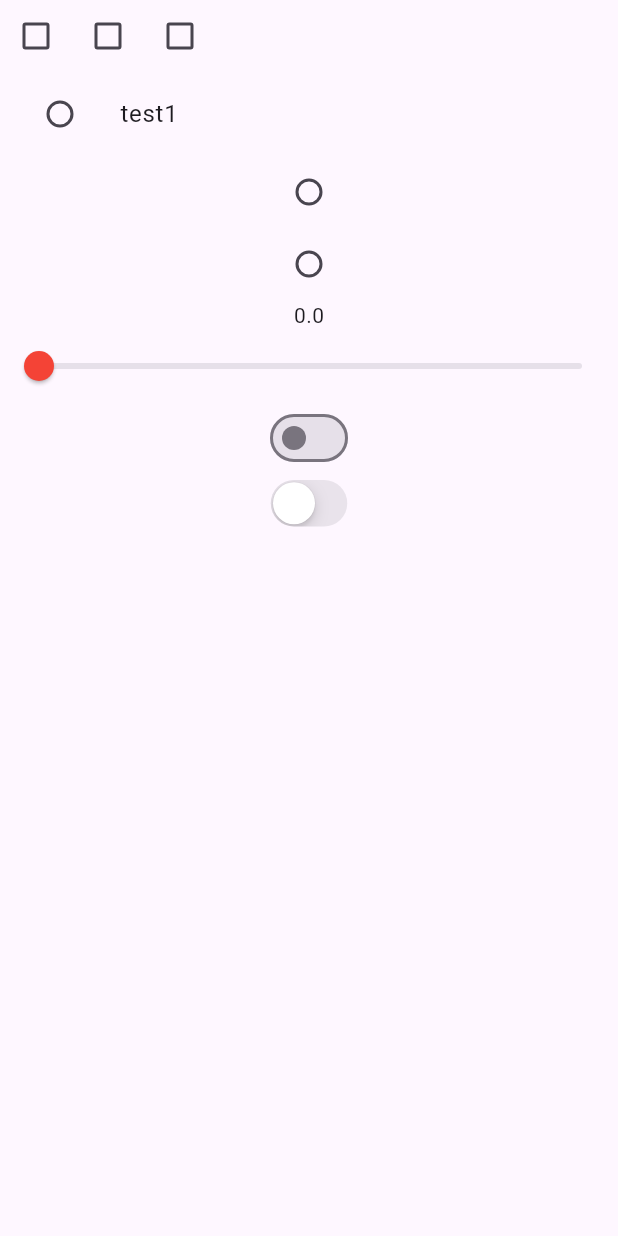
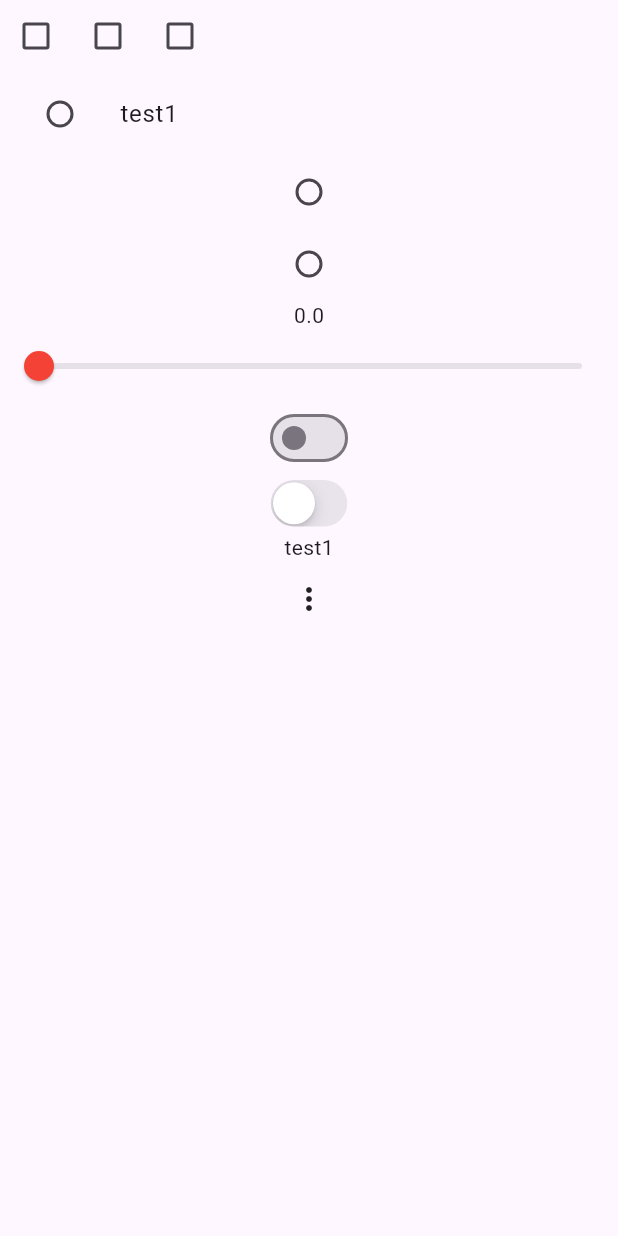
Before and after one commit to kamja44/Dart_Flutter, a Flutter app: the screen it shows after launch, on a phone screen of 412 x 824 dp. Run offline on Flutter 3.47's test engine with Material 3 defaults, Android fonts, the phone set to English and light mode, and no system bars.

Commit message:
popup menu

```diff
--- a/flutter_study/lib/main.dart
+++ b/flutter_study/lib/main.dart
@@ -31,6 +31,7 @@ class Body extends StatelessWidget {
         TestRadioButton(),
         TestSlider(),
         TestSwitch(),
+        TestPopupMenu(),
       ],
     );
   }
@@ -178,3 +179,37 @@ class _TestSwitchState extends State<TestSwitch> {
     );
   }
 }
+
+class TestPopupMenu extends StatefulWidget {
+  const TestPopupMenu({super.key});
+
+  @override
+  State<TestPopupMenu> createState() => _TestPopupMenuState();
+}
+
+enum TestValue {
+  test1,
+  test2,
+  test3;
+}
+
+class _TestPopupMenuState extends State<TestPopupMenu> {
+  TestValue selectValue = TestValue.test1;
+  @override
+  Widget build(BuildContext context) {
+    return Column(
+      children: [
+        Text(selectValue.name),
+        PopupMenuButton(
+          itemBuilder: (context) {
+            return TestValue.values
+                .map((value) =>
+                    PopupMenuItem(value: value, child: Text(value.name)))
+                .toList();
+          },
+          onSelected: (newValue) => setState(() => selectValue = newValue),
+        ),
+      ],
+    );
+  }
+}
```
